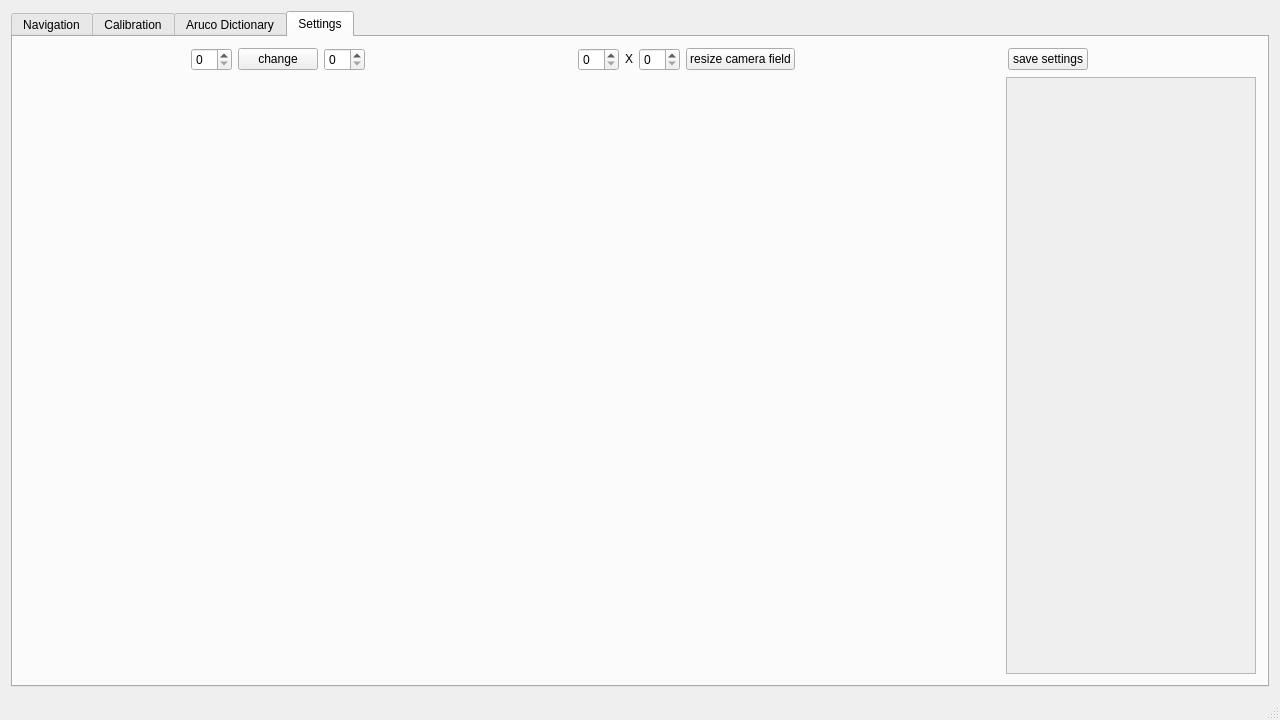
BBRUSS/VPJW17G5, file 04_All/RobotDetection Portiert/robotdetectionmainwindow.ui: the form before one commit.
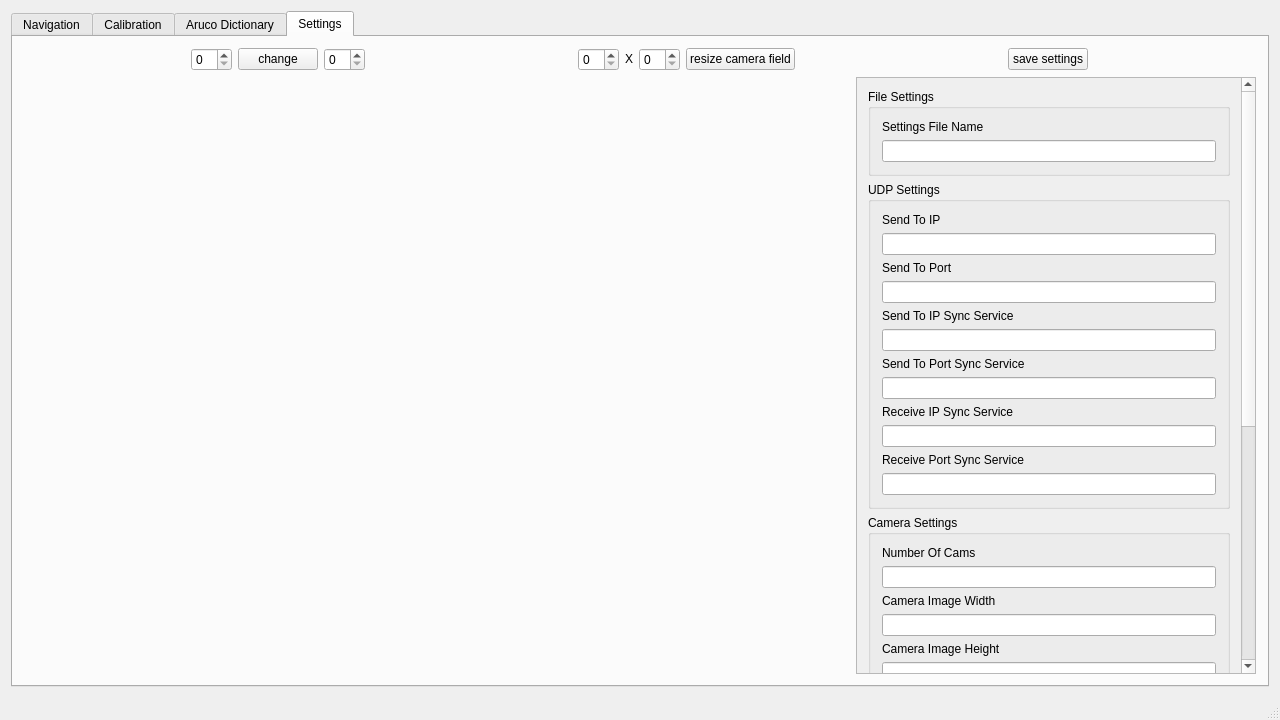
The form after the commit. Icons and pictures are not drawn.

Commit message: Settings GUI Integration

```diff
--- a/04_All/RobotDetection Portiert/robotdetectionmainwindow.ui
+++ b/04_All/RobotDetection Portiert/robotdetectionmainwindow.ui
@@ -1445,7 +1445,7 @@
               </property>
               <property name="minimumSize">
                <size>
-                <width>250</width>
+                <width>400</width>
                 <height>0</height>
                </size>
               </property>
@@ -1455,13 +1455,16 @@
               <property name="widgetResizable">
                <bool>true</bool>
               </property>
+              <property name="alignment">
+               <set>Qt::AlignLeading|Qt::AlignLeft|Qt::AlignVCenter</set>
+              </property>
               <widget class="QWidget" name="scrollAreaWidgetContents_2">
                <property name="geometry">
                 <rect>
                  <x>0</x>
-                 <y>0</y>
-                 <width>250</width>
-                 <height>586</height>
+                 <y>-308</y>
+                 <width>381</width>
+                 <height>907</height>
                 </rect>
                </property>
                <property name="minimumSize">
@@ -1472,7 +1475,320 @@
                </property>
                <layout class="QVBoxLayout" name="verticalLayout_12">
                 <item>
-                 <layout class="QVBoxLayout" name="verticalLayout_11"/>
+                 <widget class="QGroupBox" name="groupBoxFileSettings">
+                  <property name="sizePolicy">
+                   <sizepolicy hsizetype="Preferred" vsizetype="Maximum">
+                    <horstretch>0</horstretch>
+                    <verstretch>0</verstretch>
+                   </sizepolicy>
+                  </property>
+                  <property name="title">
+                   <string>File Settings</string>
+                  </property>
+                  <layout class="QVBoxLayout" name="verticalLayout_15">
+                   <item>
+                    <layout class="QVBoxLayout" name="verticalLayout_14">
+                     <item>
+                      <widget class="QLabel" name="labelSettingsFileName">
+                       <property name="sizePolicy">
+                        <sizepolicy hsizetype="Preferred" vsizetype="Maximum">
+                         <horstretch>0</horstretch>
+                         <verstretch>0</verstretch>
+                        </sizepolicy>
+                       </property>
+                       <property name="text">
+                        <string>Settings File Name</string>
+                       </property>
+                      </widget>
+                     </item>
+                     <item>
+                      <widget class="QLineEdit" name="lineEditSettingsFileName"/>
+                     </item>
+                    </layout>
+                   </item>
+                  </layout>
+                 </widget>
+                </item>
+                <item>
+                 <widget class="QGroupBox" name="groupBoxUdpSettings">
+                  <property name="sizePolicy">
+                   <sizepolicy hsizetype="Preferred" vsizetype="Maximum">
+                    <horstretch>0</horstretch>
+                    <verstretch>0</verstretch>
+                   </sizepolicy>
+                  </property>
+                  <property name="title">
+                   <string>UDP Settings</string>
+                  </property>
+                  <layout class="QVBoxLayout" name="verticalLayout_13">
+                   <item>
+                    <layout class="QVBoxLayout" name="verticalLayout_11">
+                     <item>
+                      <widget class="QLabel" name="labelSendToIp">
+                       <property name="sizePolicy">
+                        <sizepolicy hsizetype="Preferred" vsizetype="Maximum">
+                         <horstretch>0</horstretch>
+                         <verstretch>0</verstretch>
+                        </sizepolicy>
+                       </property>
+                       <property name="text">
+                        <string>Send To IP</string>
+                       </property>
+                      </widget>
+                     </item>
+                     <item>
+                      <widget class="QLineEdit" name="lineEditSendToIp"/>
+                     </item>
+                     <item>
+                      <widget class="QLabel" name="labelSendToPort">
+                       <property name="sizePolicy">
+                        <sizepolicy hsizetype="Preferred" vsizetype="Maximum">
+                         <horstretch>0</horstretch>
+                         <verstretch>0</verstretch>
+                        </sizepolicy>
+                       </property>
+                       <property name="text">
+                        <string>Send To Port</string>
+                       </property>
+                      </widget>
+                     </item>
+                     <item>
+                      <widget class="QLineEdit" name="lineEditSendToPort"/>
+                     </item>
+                     <item>
+                      <widget class="QLabel" name="labelSendToIpSyncService">
+                       <property name="sizePolicy">
+                        <sizepolicy hsizetype="Preferred" vsizetype="Maximum">
+                         <horstretch>0</horstretch>
+                         <verstretch>0</verstretch>
+                        </sizepolicy>
+                       </property>
+                       <property name="text">
+                        <string>Send To IP Sync Service</string>
+                       </property>
+                      </widget>
+                     </item>
+                     <item>
+                      <widget class="QLineEdit" name="lineEditSendToIpSyncService"/>
+                     </item>
+                     <item>
+                      <widget class="QLabel" name="labelSendToPortSyncService">
+                       <property name="sizePolicy">
+                        <sizepolicy hsizetype="Preferred" vsizetype="Maximum">
+                         <horstretch>0</horstretch>
+                         <verstretch>0</verstretch>
+                        </sizepolicy>
+                       </property>
+                       <property name="text">
+                        <string>Send To Port Sync Service</string>
+                       </property>
+                      </widget>
+                     </item>
+                     <item>
+                      <widget class="QLineEdit" name="lineEditSendToPortSyncService">
+                       <property name="sizePolicy">
+                        <sizepolicy hsizetype="Expanding" vsizetype="Fixed">
+                         <horstretch>0</horstretch>
+                         <verstretch>0</verstretch>
+                        </sizepolicy>
+                       </property>
+                      </widget>
+                     </item>
+                     <item>
+                      <widget class="QLabel" name="labelReceiveIpSyncService">
+                       <property name="sizePolicy">
+                        <sizepolicy hsizetype="Preferred" vsizetype="Maximum">
+                         <horstretch>0</horstretch>
+                         <verstretch>0</verstretch>
+                        </sizepolicy>
+                       </property>
+                       <property name="text">
+                        <string>Receive IP Sync Service</string>
+                       </property>
+                      </widget>
+                     </item>
+                     <item>
+                      <widget class="QLineEdit" name="lineEditReceiveIpSyncService"/>
+                     </item>
+                     <item>
+                      <widget class="QLabel" name="labelReceivePortSyncService">
+                       <property name="sizePolicy">
+                        <sizepolicy hsizetype="Preferred" vsizetype="Maximum">
+                         <horstretch>0</horstretch>
+                         <verstretch>0</verstretch>
+                        </sizepolicy>
+                       </property>
+                       <property name="text">
+                        <string>Receive Port Sync Service</string>
+                       </property>
+                      </widget>
+                     </item>
+                     <item>
+                      <widget class="QLineEdit" name="lineEditReceivePortSyncService"/>
+                     </item>
+                    </layout>
+                   </item>
+                  </layout>
+                 </widget>
+                </item>
+                <item>
+                 <widget class="QGroupBox" name="groupBoxCameraSettings">
+                  <property name="title">
+                   <string>Camera Settings</string>
+                  </property>
+                  <layout class="QVBoxLayout" name="verticalLayout_17">
+                   <item>
+                    <layout class="QVBoxLayout" name="verticalLayout_16">
+                     <item>
+                      <widget class="QLabel" name="labelNumberOfCams">
+                       <property name="sizePolicy">
+                        <sizepolicy hsizetype="Preferred" vsizetype="Maximum">
+                         <horstretch>0</horstretch>
+                         <verstretch>0</verstretch>
+                        </sizepolicy>
+                       </property>
+                       <property name="text">
+                        <string>Number Of Cams</string>
+                       </property>
+                      </widget>
+                     </item>
+                     <item>
+                      <widget class="QLineEdit" name="lineEditNumberOfCams"/>
+                     </item>
+                     <item>
+                      <widget class="QLabel" name="labelCameraImageWidth">
+                       <property name="sizePolicy">
+                        <sizepolicy hsizetype="Preferred" vsizetype="Maximum">
+                         <horstretch>0</horstretch>
+                         <verstretch>0</verstretch>
+                        </sizepolicy>
+                       </property>
+                       <property name="text">
+                        <string>Camera Image Width</string>
+                       </property>
+                      </widget>
+                     </item>
+                     <item>
+                      <widget class="QLineEdit" name="lineEditCameraImageWidth"/>
+                     </item>
+                     <item>
+                      <widget class="QLabel" name="labelCameraImageHeight">
+                       <property name="sizePolicy">
+                        <sizepolicy hsizetype="Preferred" vsizetype="Maximum">
+                         <horstretch>0</horstretch>
+                         <verstretch>0</verstretch>
+                        </sizepolicy>
+                       </property>
+                       <property name="text">
+                        <string>Camera Image Height</string>
+                       </property>
+                      </widget>
+                     </item>
+                     <item>
+                      <widget class="QLineEdit" name="lineEditCameraImageHeight"/>
+                     </item>
+                     <item>
+                      <widget class="QLabel" name="labelCameraFieldWidth">
+                       <property name="sizePolicy">
+                        <sizepolicy hsizetype="Preferred" vsizetype="Maximum">
+                         <horstretch>0</horstretch>
+                         <verstretch>0</verstretch>
+                        </sizepolicy>
+                       </property>
+                       <property name="text">
+                        <string>Camera Field Width</string>
+                       </property>
+                      </widget>
+                     </item>
+                     <item>
+                      <widget class="QLineEdit" name="lineEditCameraFieldWidth"/>
+                     </item>
+                     <item>
+                      <widget class="QLabel" name="labelCameraFieldHeight">
+                       <property name="sizePolicy">
+                        <sizepolicy hsizetype="Preferred" vsizetype="Maximum">
+                         <horstretch>0</horstretch>
+                         <verstretch>0</verstretch>
+                        </sizepolicy>
+                       </property>
+                       <property name="text">
+                        <string>Camera Field Height</string>
+                       </property>
+                      </widget>
+                     </item>
+                     <item>
+                      <widget class="QLineEdit" name="lineEditCameraFieldHeight"/>
+                     </item>
+                    </layout>
+                   </item>
+                  </layout>
+                 </widget>
+                </item>
+                <item>
+                 <widget class="QGroupBox" name="groupBoxRobotSettings">
+                  <property name="title">
+                   <string>Robot Settings</string>
+                  </property>
+                  <layout class="QVBoxLayout" name="verticalLayout_19">
+                   <item>
+                    <layout class="QVBoxLayout" name="verticalLayout_18">
+                     <item>
+                      <widget class="QLabel" name="labelMaxNumberOfRobots">
+                       <property name="text">
+                        <string>Max Number Of Robots</string>
+                       </property>
+                      </widget>
+                     </item>
+                     <item>
+                      <widget class="QLineEdit" name="lineEditMaxNumberOfRobots"/>
+                     </item>
+                     <item>
+                      <widget class="QLabel" name="labelRobotRadius">
+                       <property name="text">
+                        <string>Robot Radius</string>
+                       </property>
+                      </widget>
+                     </item>
+                     <item>
+                      <widget class="QLineEdit" name="lineEditRobotRadius"/>
+                     </item>
+                    </layout>
+                   </item>
+                  </layout>
+                 </widget>
+                </item>
+                <item>
+                 <widget class="QGroupBox" name="groupBoxArucoSettings">
+                  <property name="title">
+                   <string>Aurco Settings</string>
+                  </property>
+                  <layout class="QVBoxLayout" name="verticalLayout_21">
+                   <item>
+                    <layout class="QVBoxLayout" name="verticalLayout_20">
+                     <item>
+                      <widget class="QLabel" name="labelArucoDictionaryFileName">
+                       <property name="text">
+                        <string>Aruco Dictionary File Name</string>
+                       </property>
+                      </widget>
+                     </item>
+                     <item>
+                      <widget class="QLineEdit" name="lineEditArucoDictionaryFileName"/>
+                     </item>
+                     <item>
+                      <widget class="QLabel" name="label_9">
+                       <property name="text">
+                        <string>Aruco Marker Size in Pixel</string>
+                       </property>
+                      </widget>
+                     </item>
+                     <item>
+                      <widget class="QLineEdit" name="lineEdit_9"/>
+                     </item>
+                    </layout>
+                   </item>
+                  </layout>
+                 </widget>
                 </item>
                </layout>
               </widget>
```
Left out of the diff: 4 changed lines with no effect on the pictures. The commit also changes 20 other files.
